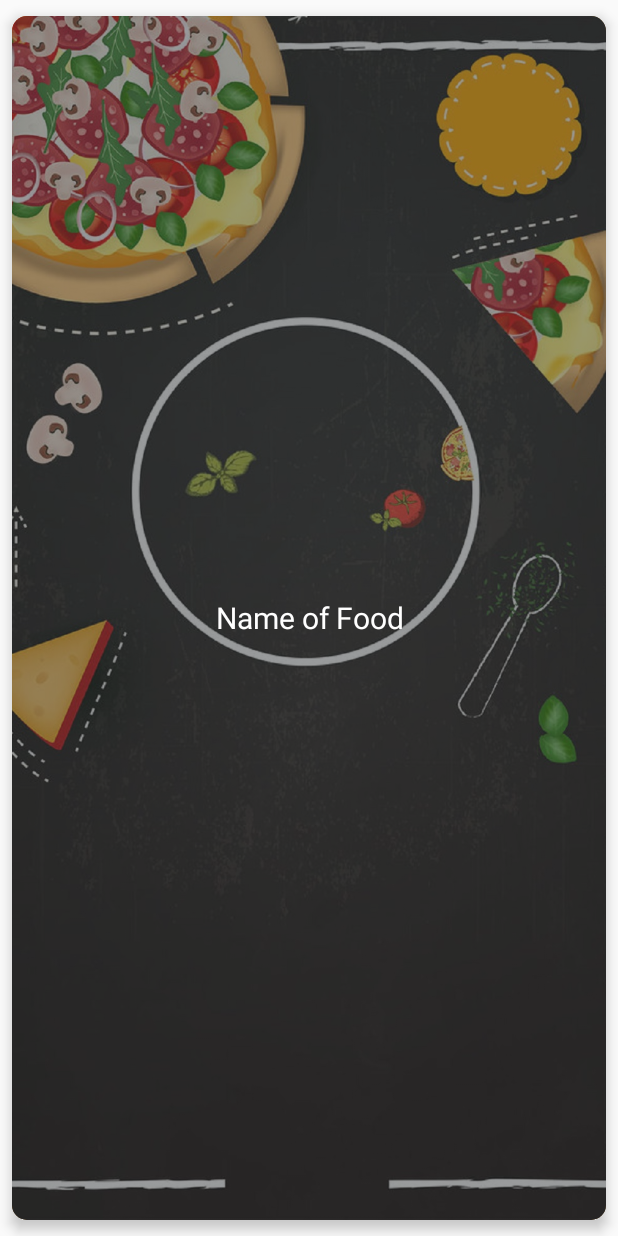
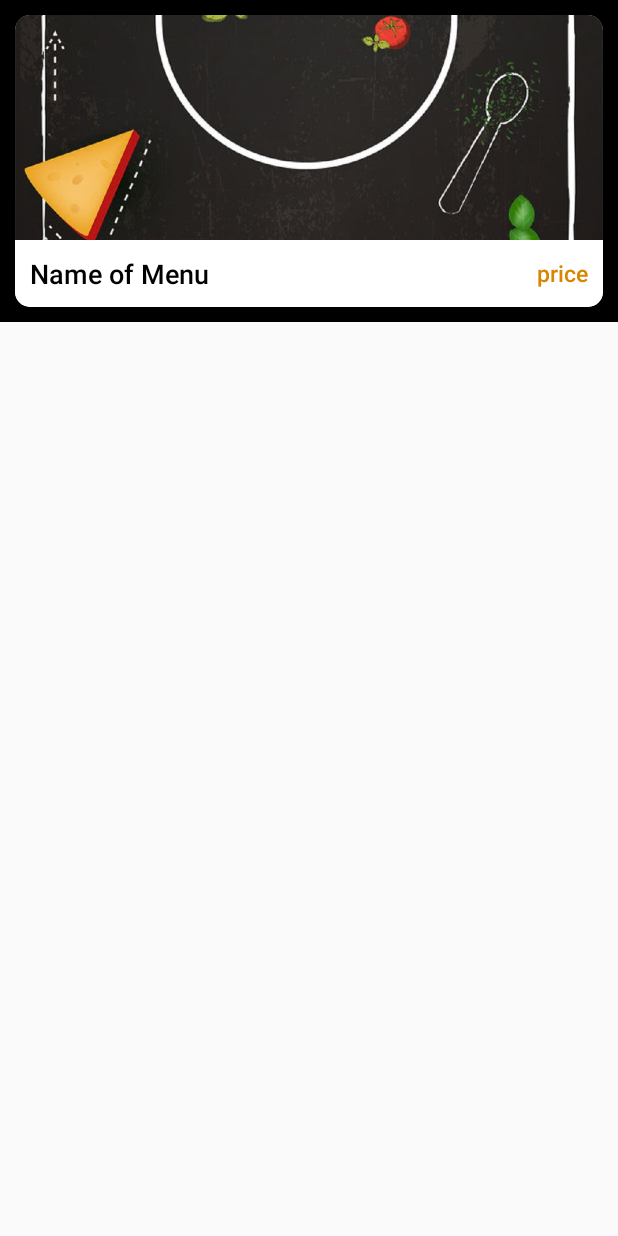
Before and after one commit to kuldeepbamrah/Serwe_Updated-master, an Android app: the layout food_item.xml on its own in the app's theme, with its tools: preview values and no code run, on a phone screen of 412 x 824 dp. Run offline under Robolectric (Android 15) with nearby library versions, the phone set to English and light mode, and no system bars.

Commit message:
food list ui

```diff
--- a/app/src/main/java/com/example/serwe/Home.java
+++ b/app/src/main/java/com/example/serwe/Home.java
@@ -155,8 +155,9 @@ public class Home extends AppCompatActivity implements NavigationView.OnNavigati
             protected void populateViewHolder(MenuViewHolder viewHolder, Category model, int position) {
                 viewHolder.txtMenuName.setText(model.getName());
                 LatLng latLng = new LatLng(model.getLat(), model.getLong());
+                String address = getAddress(latLng);
                 viewHolder.txtMenuAddress.setText(getAddress(latLng));
-
+                model.setAddress(address);
                 Picasso.with(getBaseContext()).load(model.getImage())
 
                         .into(viewHolder.imageView);
@@ -176,6 +177,7 @@ public class Home extends AppCompatActivity implements NavigationView.OnNavigati
                         //Get categoryId and send to new activity
                         Intent foodList = new Intent(Home.this,FoodList.class);
                         foodList.putExtra("CategoryId",adapter.getRef(position).getKey());
+                        foodList.putExtra("restaurantDetail", model);
                         Toast.makeText(getApplicationContext(),""+model.getTable(),Toast.LENGTH_LONG).show();
                         startActivity(foodList);
                     }
--- a/app/src/main/java/com/example/serwe/ViewHolder/FoodViewHolder.java
+++ b/app/src/main/java/com/example/serwe/ViewHolder/FoodViewHolder.java
@@ -11,7 +11,7 @@ import com.example.serwe.R;
 
 
 public class FoodViewHolder extends RecyclerView.ViewHolder implements View.OnClickListener {
-    public TextView food_name;
+    public TextView food_name, food_price;
     public ImageView food_image;
 
     private ItemClickListener itemClickListener;
@@ -25,6 +25,7 @@ public class FoodViewHolder extends RecyclerView.ViewHolder implements View.OnCl
 
         food_name = (TextView)itemView.findViewById(R.id.food_name);
         food_image= (ImageView)itemView.findViewById(R.id.food_image);
+        food_price = itemView.findViewById(R.id.food_price);
 
         itemView.setOnClickListener(this);
     }
--- a/app/src/main/res/layout/app_bar_home.xml
+++ b/app/src/main/res/layout/app_bar_home.xml
@@ -24,8 +24,8 @@
 
     <com.google.android.material.floatingactionbutton.FloatingActionButton
         android:id="@+id/fab"
-        android:layout_width="wrap_content"
-        android:layout_height="wrap_content"
+        android:layout_width="50dp"
+        android:layout_height="50dp"
         android:layout_gravity="bottom|end"
         android:layout_margin="@dimen/fab_margin"
         app:backgroundTint="@android:color/white"
--- a/app/src/main/res/layout/food_item.xml
+++ b/app/src/main/res/layout/food_item.xml
@@ -1,39 +1,82 @@
 <?xml version="1.0" encoding="utf-8"?>
-<LinearLayout xmlns:android="http://schemas.android.com/apk/res/android"
-    xmlns:card_view="http://schemas.android.com/apk/res-auto"
+<LinearLayout  xmlns:android="http://schemas.android.com/apk/res/android"
+    xmlns:app="http://schemas.android.com/apk/res-auto"
     android:layout_width="match_parent"
     android:layout_height="wrap_content"
-    android:orientation="vertical"
-    android:tag="cards main container">
+    android:background="@android:color/background_dark"
+    android:outlineSpotShadowColor="@android:color/background_dark"
+    android:orientation="vertical">
     <androidx.cardview.widget.CardView
-        android:id="@+id/card_view"
         android:layout_width="match_parent"
         android:layout_height="wrap_content"
-        card_view:cardBackgroundColor="@color/colorAccent"
-        card_view:cardCornerRadius="10dp"
-        card_view:cardElevation="5dp"
-        card_view:cardUseCompatPadding="true">
-        <RelativeLayout
+        app:cardCornerRadius="10dp"
+        android:layout_margin="10dp"
+        app:cardElevation="@dimen/cardview_default_radius">
+        <LinearLayout
             android:layout_width="match_parent"
-            android:layout_height="match_parent">
+            android:layout_height="wrap_content"
+            android:orientation="vertical"
+            >
+
+            <LinearLayout
+                android:layout_width="match_parent"
+                android:layout_height="150dp"
+                android:orientation="vertical"
+                android:gravity="center_vertical"
+                >
+
+                <ImageView
+                    android:id="@+id/food_image"
+                    android:layout_width="match_parent"
+                    android:layout_height="match_parent"
+                    android:scaleType="centerCrop"
+                    android:src="@drawable/background"
+
+                    />
+            </LinearLayout>
 
 
-            <ImageView
-                android:id="@+id/food_image"
-                android:scaleType="centerCrop"
-                android:src="@drawable/background"
-                android:layout_width="match_parent"
-                android:layout_height="match_parent" />
+                <LinearLayout
+                    android:background="@android:color/background_light"
+                    android:layout_width="match_parent"
+                    android:layout_height="wrap_content"
+                    android:orientation="horizontal"
+                    android:padding="10dp"
+                    >
+                    <LinearLayout
+                        android:layout_width="wrap_content"
+                        android:layout_height="wrap_content"
+                        android:orientation="horizontal">
+                    <TextView
+                        android:id="@+id/food_name"
+                        android:text="Name of Menu"
+                        android:textColor="@android:color/background_dark"
+                        android:textSize="18dp"
+                        android:fontFamily="sans-serif-medium"
+                        android:layout_width="wrap_content"
+                        android:layout_height="wrap_content" />
+                    </LinearLayout>
 
-            <TextView
-                android:id="@+id/food_name"
-                android:layout_width="match_parent"
-                android:layout_height="match_parent"
-                android:background="@color/overlayBackground"
-                android:gravity="center"
-                android:text="Name of Food"
-                android:textColor="@android:color/white"
-                android:textSize="20sp" />
-        </RelativeLayout>
+                    <LinearLayout
+                        android:layout_width="match_parent"
+                        android:layout_height="match_parent"
+                        android:layout_gravity="right|center_vertical"
+                        android:gravity="right|center_vertical"
+                        >
+                    <TextView
+                        android:id="@+id/food_price"
+                        android:text="price"
+                        android:textColor="@color/darkyellow"
+                        android:textSize="15dp"
+                        android:fontFamily="sans-serif-medium"
+                        android:layout_width="wrap_content"
+                        android:gravity="end"
+                        android:layout_gravity="center_vertical"
+                        android:layout_marginRight="0dp"
+                        android:layout_height="wrap_content" />
+                    </LinearLayout>
+
+            </LinearLayout>
+        </LinearLayout>
     </androidx.cardview.widget.CardView>
 </LinearLayout>
```
Also changed, not shown: app/src/main/java/com/example/serwe/FoodList.java (+82 -0 lines), app/src/main/java/com/example/serwe/Model/Category.java (+11 -0 lines), app/src/main/res/layout/activity_food_list.xml (+121 -10 lines).
